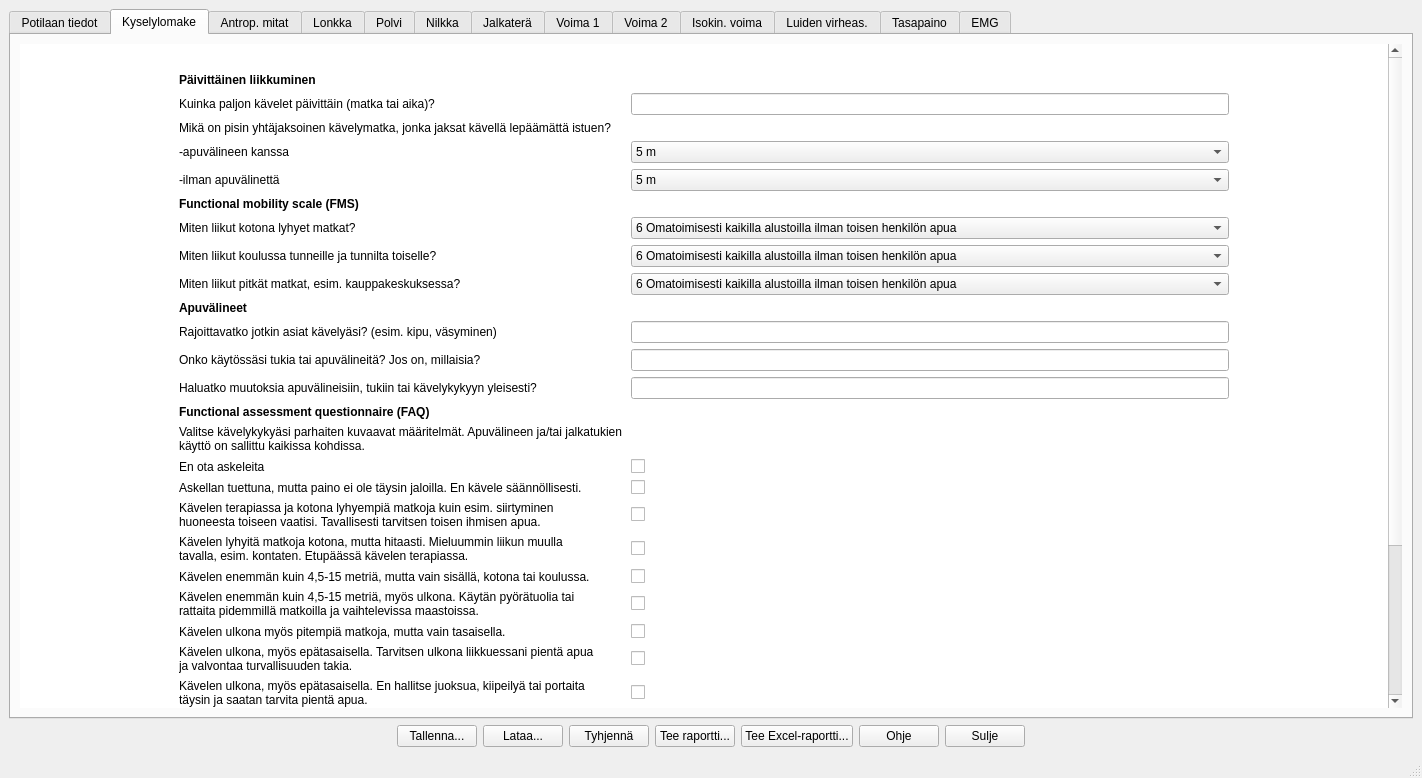
This is liikelaaj/tabbed_design.ui in jjnurminen/liikelaaj as Qt 5 draws it before an edit. The edited form follows.
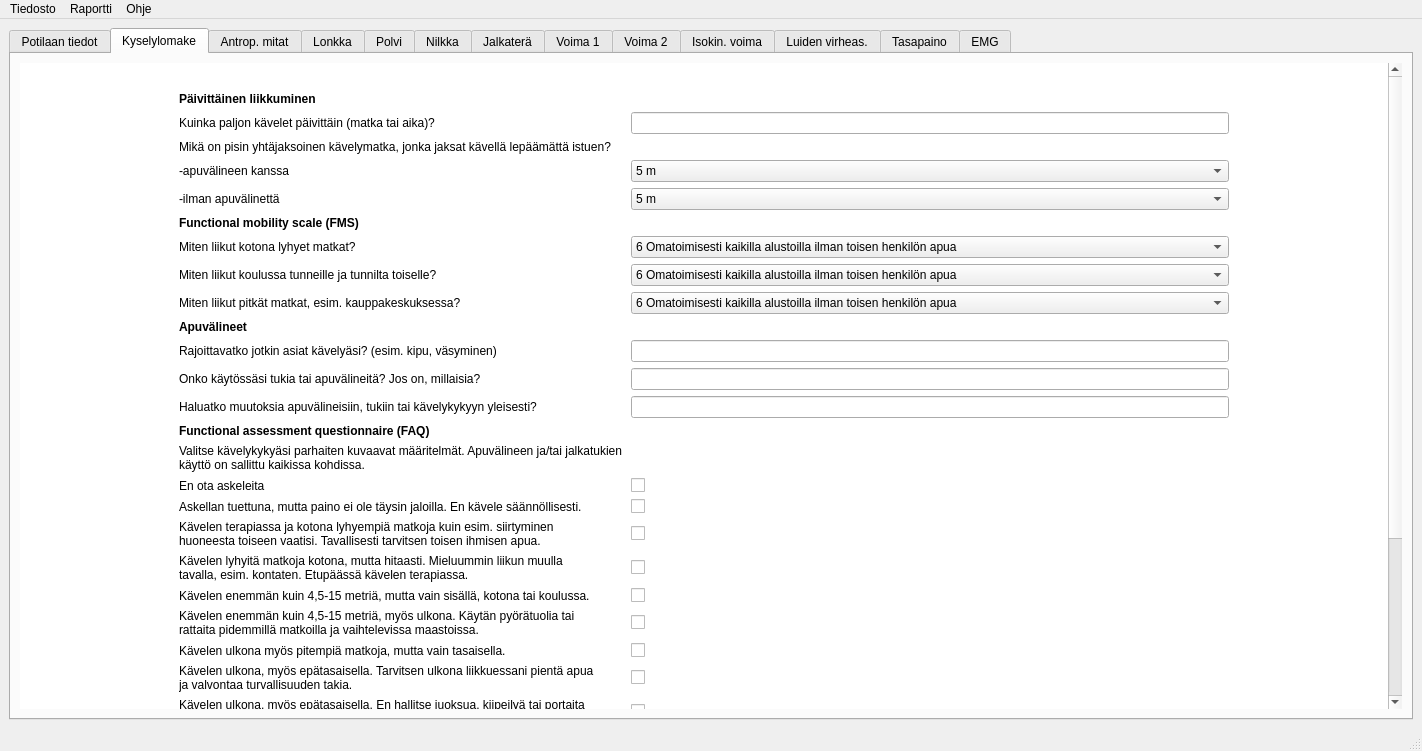
This is the edited form. The open tabs and pages were chosen to show the change. Custom widgets are drawn as their Qt base class.

Commit message: buttons -> menus

Diff of the .ui file:
```diff
--- a/liikelaaj/tabbed_design.ui
+++ b/liikelaaj/tabbed_design.ui
@@ -7,7 +7,7 @@
     <x>0</x>
     <y>0</y>
     <width>1422</width>
-    <height>778</height>
+    <height>751</height>
    </rect>
   </property>
   <property name="windowTitle">
@@ -23,6 +23,9 @@
         <height>400</height>
        </size>
       </property>
+      <property name="tabPosition">
+       <enum>QTabWidget::North</enum>
+      </property>
       <property name="currentIndex">
        <number>0</number>
       </property>
@@ -325,7 +328,7 @@
            <property name="geometry">
             <rect>
              <x>0</x>
-             <y>-185</y>
+             <y>-154</y>
              <width>1363</width>
              <height>823</height>
             </rect>
@@ -15055,85 +15058,6 @@
       </property>
      </spacer>
     </item>
-    <item>
-     <layout class="QHBoxLayout" name="horizontalLayout">
-      <item>
-       <spacer name="horizontalSpacer">
-        <property name="orientation">
-         <enum>Qt::Horizontal</enum>
-        </property>
-        <property name="sizeHint" stdset="0">
-         <size>
-          <width>40</width>
-          <height>20</height>
-         </size>
-        </property>
-       </spacer>
-      </item>
-      <item>
-       <widget class="QPushButton" name="btnSave">
-        <property name="text">
-         <string>Tallenna...</string>
-        </property>
-       </widget>
-      </item>
-      <item>
-       <widget class="QPushButton" name="btnLoad">
-        <property name="text">
-         <string>Lataa...</string>
-        </property>
-       </widget>
-      </item>
-      <item>
-       <widget class="QPushButton" name="btnClear">
-        <property name="text">
-         <string>Tyhjennä</string>
-        </property>
-       </widget>
-      </item>
-      <item>
-       <widget class="QPushButton" name="btnReport">
-        <property name="text">
-         <string>Tee raportti...</string>
-        </property>
-       </widget>
-      </item>
-      <item>
-       <widget class="QPushButton" name="btnExcelReport">
-        <property name="text">
-         <string>Tee Excel-raportti...</string>
-        </property>
-       </widget>
-      </item>
-      <item>
-       <widget class="QPushButton" name="btnHelp">
-        <property name="text">
-         <string>Ohje</string>
-        </property>
-       </widget>
-      </item>
-      <item>
-       <widget class="QPushButton" name="btnQuit">
-        <property name="text">
-         <string>Sulje</string>
-        </property>
-       </widget>
-      </item>
-      <item>
-       <spacer name="horizontalSpacer_2">
-        <property name="orientation">
-         <enum>Qt::Horizontal</enum>
-        </property>
-        <property name="sizeHint" stdset="0">
-         <size>
-          <width>40</width>
-          <height>20</height>
-         </size>
-        </property>
-       </spacer>
-      </item>
-     </layout>
-    </item>
    </layout>
   </widget>
   <widget class="QMenuBar" name="menubar">
@@ -15145,6 +15069,31 @@
      <height>21</height>
     </rect>
    </property>
+   <widget class="QMenu" name="menuTiedosto">
+    <property name="title">
+     <string>Tiedosto</string>
+    </property>
+    <addaction name="actionAvaa"/>
+    <addaction name="actionTallenna"/>
+    <addaction name="actionTyhjenna"/>
+    <addaction name="actionLopeta"/>
+   </widget>
+   <widget class="QMenu" name="menuRaportti">
+    <property name="title">
+     <string>Raportti</string>
+    </property>
+    <addaction name="actionTekstiraportti"/>
+    <addaction name="actionExcel_raportti"/>
+   </widget>
+   <widget class="QMenu" name="menuOhje">
+    <property name="title">
+     <string>Ohje</string>
+    </property>
+    <addaction name="actionWeb_sivu"/>
+   </widget>
+   <addaction name="menuTiedosto"/>
+   <addaction name="menuRaportti"/>
+   <addaction name="menuOhje"/>
   </widget>
   <widget class="QStatusBar" name="statusbar"/>
  </widget>
```
Left out of the diff: 42 changed lines with no effect on the pictures. The commit also changes 1 other file.
